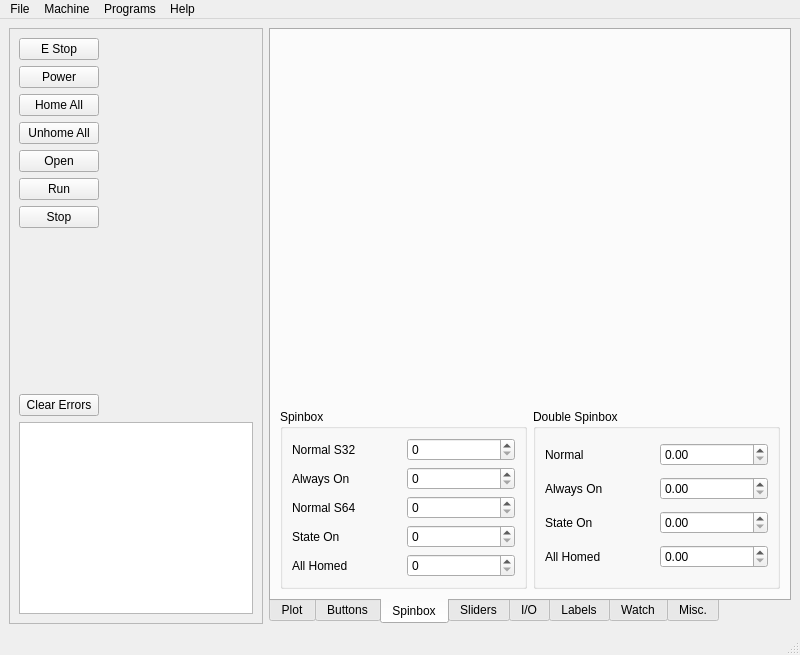
Above: examples/hal/hal.ui from jethornton/flexgui before the change. Below: the same form after it.
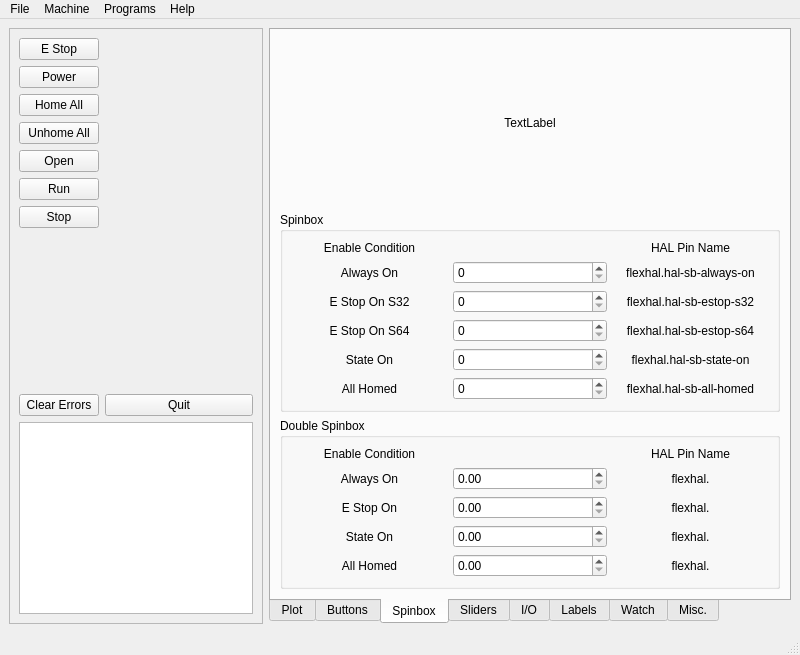
That is the form after the change. The open tabs and pages were chosen to show the change.

Commit message: fix some hal objects in example

What changed in the file:
```diff
--- a/examples/hal/hal.ui
+++ b/examples/hal/hal.ui
@@ -109,6 +109,13 @@
          </property>
         </widget>
        </item>
+       <item row="8" column="1">
+        <widget class="QPushButton" name="quit_pb">
+         <property name="text">
+          <string>Quit</string>
+         </property>
+        </widget>
+       </item>
       </layout>
      </widget>
     </item>
@@ -346,46 +353,19 @@
         <string>Spinbox</string>
        </attribute>
        <layout class="QGridLayout" name="gridLayout_5">
-        <item row="1" column="1">
+        <item row="2" column="0" colspan="2">
          <widget class="QGroupBox" name="groupBox_4">
           <property name="title">
            <string>Double Spinbox</string>
           </property>
           <layout class="QGridLayout" name="gridLayout_4">
-           <item row="2" column="0">
+           <item row="4" column="0">
             <widget class="QLabel" name="label_7">
              <property name="text">
               <string>State On</string>
              </property>
-            </widget>
-           </item>
-           <item row="1" column="1">
-            <widget class="QDoubleSpinBox" name="doubleSpinBox_2">
-             <property name="function" stdset="0">
-              <string>hal_pin</string>
-             </property>
-             <property name="pin_name" stdset="0">
-              <string>hal-dsb-always-on</string>
-             </property>
-             <property name="always_on" stdset="0">
-              <bool>true</bool>
-             </property>
-            </widget>
-           </item>
-           <item row="0" column="1">
-            <widget class="QDoubleSpinBox" name="doubleSpinBox">
-             <property name="function" stdset="0">
-              <string>hal_pin</string>
-             </property>
-             <property name="pin_name" stdset="0">
-              <string>hal-dsb-normal</string>
-             </property>
-            </widget>
-           </item>
-           <item row="0" column="0">
-            <widget class="QLabel" name="label_5">
-             <property name="text">
-              <string>Normal</string>
+             <property name="alignment">
+              <set>Qt::AlignCenter</set>
              </property>
             </widget>
            </item>
@@ -394,9 +374,12 @@
              <property name="text">
               <string>Always On</string>
              </property>
+             <property name="alignment">
+              <set>Qt::AlignCenter</set>
+             </property>
             </widget>
            </item>
-           <item row="2" column="1">
+           <item row="4" column="1">
             <widget class="QDoubleSpinBox" name="doubleSpinBox_3">
              <property name="function" stdset="0">
               <string>hal_pin</string>
@@ -409,14 +392,50 @@
              </property>
             </widget>
            </item>
-           <item row="3" column="0">
+           <item row="5" column="0">
             <widget class="QLabel" name="label_9">
              <property name="text">
               <string>All Homed</string>
              </property>
+             <property name="alignment">
+              <set>Qt::AlignCenter</set>
+             </property>
             </widget>
            </item>
-           <item row="3" column="1">
+           <item row="0" column="0">
+            <widget class="QLabel" name="label_93">
+             <property name="text">
+              <string>Enable Condition</string>
+             </property>
+             <property name="alignment">
+              <set>Qt::AlignCenter</set>
+             </property>
+            </widget>
+           </item>
+           <item row="1" column="1">
+            <widget class="QDoubleSpinBox" name="doubleSpinBox_2">
+             <property name="function" stdset="0">
+              <string>hal_pin</string>
+             </property>
+             <property name="pin_name" stdset="0">
+              <string>hal-dsb-always-on</string>
+             </property>
+             <property name="always_on" stdset="0">
+              <bool>true</bool>
+             </property>
+            </widget>
+           </item>
+           <item row="2" column="1">
+            <widget class="QDoubleSpinBox" name="doubleSpinBox">
+             <property name="function" stdset="0">
+              <string>hal_pin</string>
+             </property>
+             <property name="pin_name" stdset="0">
+              <string>hal-dsb-normal</string>
+             </property>
+            </widget>
+           </item>
+           <item row="5" column="1">
             <widget class="QDoubleSpinBox" name="doubleSpinBox_4">
              <property name="function" stdset="0">
               <string>hal_pin</string>
@@ -429,17 +448,87 @@
              </property>
             </widget>
            </item>
+           <item row="2" column="0">
+            <widget class="QLabel" name="label_5">
+             <property name="text">
+              <string>E Stop On</string>
+             </property>
+             <property name="alignment">
+              <set>Qt::AlignCenter</set>
+             </property>
+            </widget>
+           </item>
+           <item row="1" column="2">
+            <widget class="QLabel" name="label_94">
+             <property name="text">
+              <string>flexhal.</string>
+             </property>
+             <property name="alignment">
+              <set>Qt::AlignCenter</set>
+             </property>
+            </widget>
+           </item>
+           <item row="0" column="2">
+            <widget class="QLabel" name="label_95">
+             <property name="text">
+              <string>HAL Pin Name</string>
+             </property>
+             <property name="alignment">
+              <set>Qt::AlignCenter</set>
+             </property>
+            </widget>
+           </item>
+           <item row="2" column="2">
+            <widget class="QLabel" name="label_96">
+             <property name="text">
+              <string>flexhal.</string>
+             </property>
+             <property name="alignment">
+              <set>Qt::AlignCenter</set>
+             </property>
+            </widget>
+           </item>
+           <item row="4" column="2">
+            <widget class="QLabel" name="label_97">
+             <property name="text">
+              <string>flexhal.</string>
+             </property>
+             <property name="alignment">
+              <set>Qt::AlignCenter</set>
+             </property>
+            </widget>
+           </item>
+           <item row="5" column="2">
+            <widget class="QLabel" name="label_98">
+             <property name="text">
+              <string>flexhal.</string>
+             </property>
+             <property name="alignment">
+              <set>Qt::AlignCenter</set>
+             </property>
+            </widget>
+           </item>
           </layout>
          </widget>
         </item>
-        <item row="1" column="0">
+        <item row="1" column="0" colspan="2">
          <widget class="QGroupBox" name="groupBox_3">
           <property name="title">
            <string>Spinbox</string>
           </property>
           <layout class="QGridLayout" name="gridLayout_2">
-           <item row="2" column="1">
-            <widget class="QSpinBox" name="spinBox_4">
+           <item row="5" column="0">
+            <widget class="QLabel" name="label_2">
+             <property name="text">
+              <string>State On</string>
+             </property>
+             <property name="alignment">
+              <set>Qt::AlignCenter</set>
+             </property>
+            </widget>
+           </item>
+           <item row="1" column="1">
+            <widget class="QSpinBox" name="spinBox_5">
              <property name="function" stdset="0">
               <string>hal_pin</string>
              </property>
@@ -451,7 +540,57 @@
              </property>
             </widget>
            </item>
-           <item row="0" column="1">
+           <item row="6" column="0">
+            <widget class="QLabel" name="label_3">
+             <property name="text">
+              <string>All Homed</string>
+             </property>
+             <property name="alignment">
+              <set>Qt::AlignCenter</set>
+             </property>
+            </widget>
+           </item>
+           <item row="1" column="2">
+            <widget class="QLabel" name="label_86">
+             <property name="text">
+              <string>flexhal.hal-sb-always-on</string>
+             </property>
+             <property name="alignment">
+              <set>Qt::AlignCenter</set>
+             </property>
+            </widget>
+           </item>
+           <item row="4" column="0">
+            <widget class="QLabel" name="label_4">
+             <property name="text">
+              <string>E Stop On S64</string>
+             </property>
+             <property name="alignment">
+              <set>Qt::AlignCenter</set>
+             </property>
+            </widget>
+           </item>
+           <item row="2" column="0">
+            <widget class="QLabel" name="label">
+             <property name="text">
+              <string>E Stop On S32</string>
+             </property>
+             <property name="alignment">
+              <set>Qt::AlignCenter</set>
+             </property>
+            </widget>
+           </item>
+           <item row="1" column="0">
+            <widget class="QLabel" name="label_8">
+             <property name="text">
+              <string>Always On</string>
+             </property>
+             <property name="alignment">
+              <set>Qt::AlignCenter</set>
+             </property>
+            </widget>
+           </item>
+           <item row="2" column="1">
             <widget class="QSpinBox" name="spinBox">
              <property name="function" stdset="0">
               <string>hal_pin</string>
@@ -464,8 +603,11 @@
              </property>
             </widget>
            </item>
-           <item row="3" column="1">
+           <item row="5" column="1">
             <widget class="QSpinBox" name="spinBox_2">
+             <property name="maximum">
+              <number>100</number>
+             </property>
              <property name="function" stdset="0">
               <string>hal_pin</string>
              </property>
@@ -475,30 +617,25 @@
              <property name="hal_type" stdset="0">
               <string>sint</string>
              </property>
-            </widget>
-           </item>
-           <item row="3" column="0">
-            <widget class="QLabel" name="label_2">
-             <property name="text">
-              <string>State On</string>
-             </property>
-            </widget>
-           </item>
-           <item row="4" column="0">
-            <widget class="QLabel" name="label_3">
-             <property name="text">
-              <string>All Homed</string>
-             </property>
-            </widget>
-           </item>
-           <item row="2" column="0">
-            <widget class="QLabel" name="label_4">
-             <property name="text">
-              <string>Normal S64</string>
+             <property name="state_on" stdset="0">
+              <bool>true</bool>
              </property>
             </widget>
            </item>
            <item row="4" column="1">
+            <widget class="QSpinBox" name="spinBox_4">
+             <property name="function" stdset="0">
+              <string>hal_pin</string>
+             </property>
+             <property name="pin_name" stdset="0">
+              <string>hal-sb-estop-s64</string>
+             </property>
+             <property name="hal_type" stdset="0">
+              <string>s64</string>
+             </property>
+            </widget>
+           </item>
+           <item row="6" column="1">
             <widget class="QSpinBox" name="spinBox_3">
              <property name="function" stdset="0">
               <string>hal_pin</string>
@@ -509,53 +646,83 @@
              <property name="hal_type" stdset="0">
               <string>uint</string>
              </property>
-            </widget>
-           </item>
-           <item row="0" column="0">
-            <widget class="QLabel" name="label">
-             <property name="text">
-              <string>Normal S32</string>
-             </property>
-            </widget>
-           </item>
-           <item row="1" column="0">
-            <widget class="QLabel" name="label_8">
-             <property name="text">
-              <string>Always On</string>
-             </property>
-            </widget>
-           </item>
-           <item row="1" column="1">
-            <widget class="QSpinBox" name="spinBox_5">
-             <property name="function" stdset="0">
-              <string>hal_pin</string>
-             </property>
-             <property name="pin_name" stdset="0">
-              <string>hal-sb-always-on</string>
-             </property>
-             <property name="always_on" stdset="0">
+             <property name="all_homed" stdset="0">
               <bool>true</bool>
              </property>
-             <property name="hal_type" stdset="0">
-              <string>uint</string>
+            </widget>
+           </item>
+           <item row="0" column="2">
+            <widget class="QLabel" name="label_87">
+             <property name="text">
+              <string>HAL Pin Name</string>
+             </property>
+             <property name="alignment">
+              <set>Qt::AlignCenter</set>
+             </property>
+            </widget>
+           </item>
+           <item row="2" column="2">
+            <widget class="QLabel" name="label_88">
+             <property name="text">
+              <string>flexhal.hal-sb-estop-s32</string>
+             </property>
+             <property name="alignment">
+              <set>Qt::AlignCenter</set>
+             </property>
+            </widget>
+           </item>
+           <item row="4" column="2">
+            <widget class="QLabel" name="label_89">
+             <property name="text">
+              <string>flexhal.hal-sb-estop-s64</string>
+             </property>
+             <property name="alignment">
+              <set>Qt::AlignCenter</set>
+             </property>
+            </widget>
+           </item>
+           <item row="5" column="2">
+            <widget class="QLabel" name="label_90">
+             <property name="text">
+              <string>flexhal.hal-sb-state-on</string>
+             </property>
+             <property name="alignment">
+              <set>Qt::AlignCenter</set>
+             </property>
+            </widget>
+           </item>
+           <item row="6" column="2">
+            <widget class="QLabel" name="label_91">
+             <property name="text">
+              <string>flexhal.hal-sb-all-homed</string>
+             </property>
+             <property name="alignment">
+              <set>Qt::AlignCenter</set>
+             </property>
+            </widget>
+           </item>
+           <item row="0" column="0">
+            <widget class="QLabel" name="label_92">
+             <property name="text">
+              <string>Enable Condition</string>
+             </property>
+             <property name="alignment">
+              <set>Qt::AlignCenter</set>
              </property>
             </widget>
            </item>
           </layout>
          </widget>
         </item>
-        <item row="0" column="0">
-         <spacer name="verticalSpacer_3">
-          <property name="orientation">
-           <enum>Qt::Vertical</enum>
+        <item row="0" column="0" colspan="2">
+         <widget class="QLabel" name="label_99">
+          <property name="text">
+           <string>TextLabel</string>
           </property>
-          <property name="sizeHint" stdset="0">
-           <size>
-            <width>20</width>
-            <height>40</height>
-           </size>
+          <property name="alignment">
+           <set>Qt::AlignCenter</set>
           </property>
-         </spacer>
+         </widget>
         </item>
        </layout>
       </widget>
```
Left out of the diff: 1003 changed lines with no effect on the pictures. The commit also changes 1 other file.
